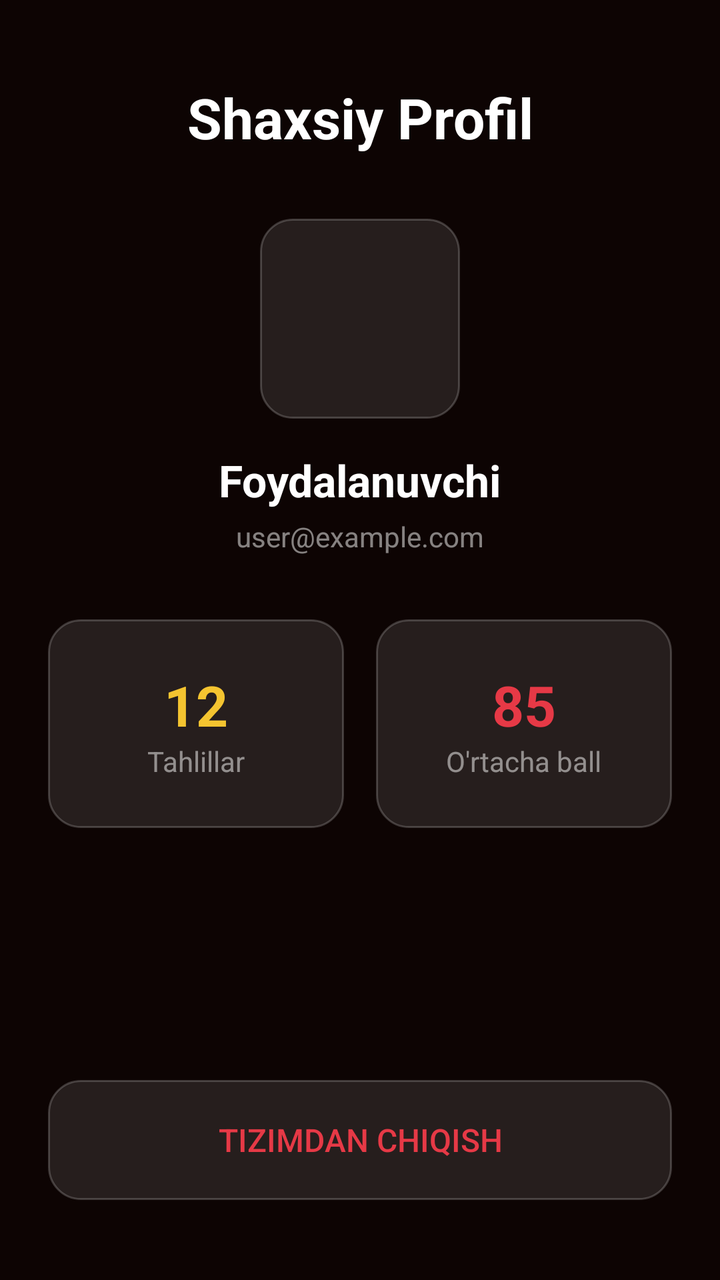
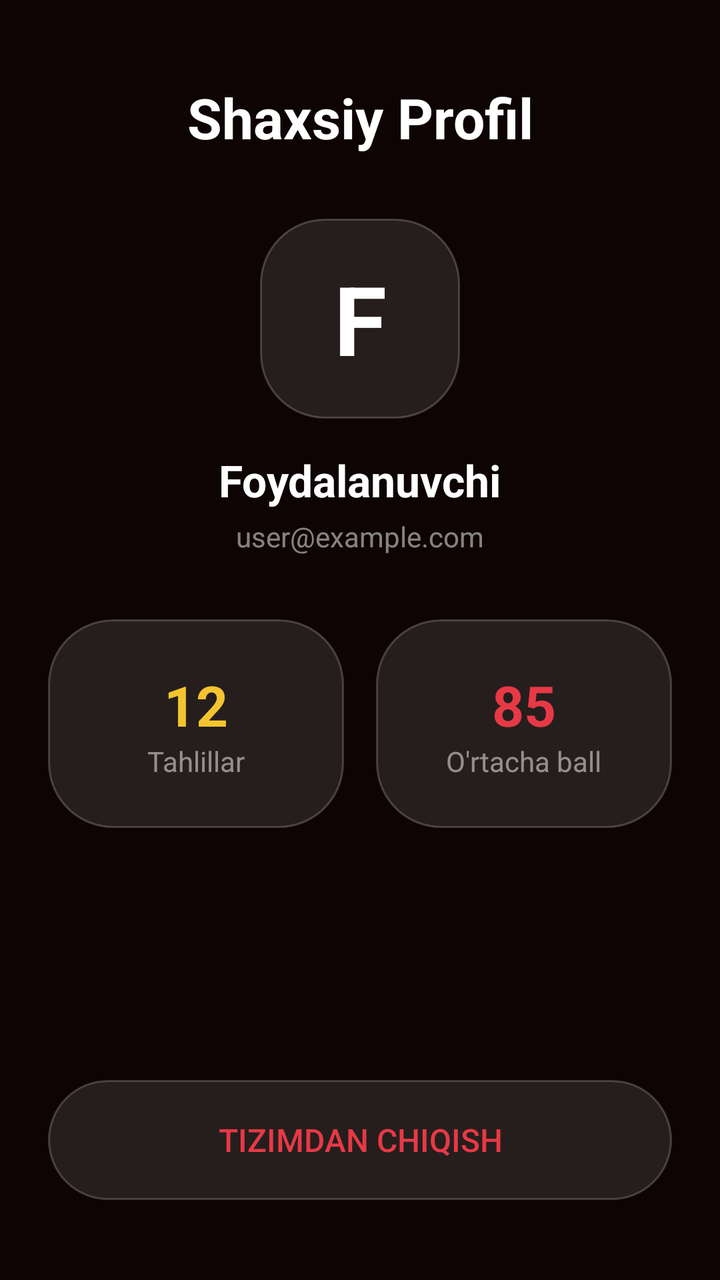

Before-and-after screenshots of an Android layout around one commit, followed by the original layout XML and the change that was made.
<!-- AndroidManifest.xml: application theme AppTheme -->
<!-- res/layout/fragment_profile.xml -->
<?xml version="1.0" encoding="utf-8"?>
<androidx.constraintlayout.widget.ConstraintLayout xmlns:android="http://schemas.android.com/apk/res/android"
    xmlns:app="http://schemas.android.com/apk/res-auto"
    android:layout_width="match_parent"
    android:layout_height="match_parent"
    android:background="@color/background_dark"
    android:padding="24dp">

    <TextView
        android:id="@+id/tv_profile_title"
        android:layout_width="wrap_content"
        android:layout_height="wrap_content"
        android:text="Shaxsiy Profil"
        android:textColor="@color/white"
        android:textSize="28sp"
        android:textStyle="bold"
        app:layout_constraintTop_toTopOf="parent"
        app:layout_constraintStart_toStartOf="parent"
        app:layout_constraintEnd_toEndOf="parent"
        android:layout_marginTop="16dp"/>

    <LinearLayout
        android:id="@+id/layout_user_info"
        android:layout_width="match_parent"
        android:layout_height="wrap_content"
        android:orientation="vertical"
        android:gravity="center"
        app:layout_constraintTop_toBottomOf="@id/tv_profile_title"
        android:layout_marginTop="32dp">

        <ImageView
            android:layout_width="100dp"
            android:layout_height="100dp"
            android:src="@android:drawable/sym_def_app_icon"
            android:background="@drawable/bg_liquid_glass"
            android:padding="16dp"
            app:tint="@color/white"/>

        <TextView
            android:layout_width="wrap_content"
            android:layout_height="wrap_content"
            android:text="Foydalanuvchi"
            android:textColor="@color/white"
            android:textSize="22sp"
            android:textStyle="bold"
            android:layout_marginTop="16dp"/>

        <TextView
            android:layout_width="wrap_content"
            android:layout_height="wrap_content"
            android:text="user@example.com"
            android:textColor="@color/white_transparent"
            android:textSize="14sp"
            android:layout_marginTop="4dp"/>
    </LinearLayout>

    <LinearLayout
        android:layout_width="match_parent"
        android:layout_height="wrap_content"
        android:orientation="horizontal"
        android:weightSum="2"
        app:layout_constraintTop_toBottomOf="@id/layout_user_info"
        android:layout_marginTop="32dp">

        <LinearLayout
            android:layout_width="0dp"
            android:layout_height="wrap_content"
            android:layout_weight="1"
            android:orientation="vertical"
            android:gravity="center"
            android:background="@drawable/bg_liquid_glass"
            android:padding="24dp"
            android:layout_marginEnd="8dp">

            <TextView
                android:layout_width="wrap_content"
                android:layout_height="wrap_content"
                android:text="12"
                android:textColor="@color/colorAccent"
                android:textSize="28sp"
                android:textStyle="bold"/>

            <TextView
                android:layout_width="wrap_content"
                android:layout_height="wrap_content"
                android:text="Tahlillar"
                android:textColor="@color/white_transparent"
                android:textSize="14sp" />
        </LinearLayout>

        <LinearLayout
            android:layout_width="0dp"
            android:layout_height="wrap_content"
            android:layout_weight="1"
            android:orientation="vertical"
            android:gravity="center"
            android:background="@drawable/bg_liquid_glass"
            android:padding="24dp"
            android:layout_marginStart="8dp">

            <TextView
                android:layout_width="wrap_content"
                android:layout_height="wrap_content"
                android:text="85"
                android:textColor="@color/colorPrimary"
                android:textSize="28sp"
                android:textStyle="bold"/>

            <TextView
                android:layout_width="wrap_content"
                android:layout_height="wrap_content"
                android:text="O'rtacha ball"
                android:textColor="@color/white_transparent"
                android:textSize="14sp" />
        </LinearLayout>
    </LinearLayout>

    <Button
        android:layout_width="match_parent"
        android:layout_height="60dp"
        android:text="Tizimdan chiqish"
        android:textSize="16sp"
        android:background="@drawable/bg_liquid_glass"
        android:textColor="@color/colorPrimary"
        app:layout_constraintBottom_toBottomOf="parent"
        android:layout_marginBottom="16dp"/>

</androidx.constraintlayout.widget.ConstraintLayout>
<!-- resources referenced by this layout -->
<resources>
  <color name="background_dark">#0d0403</color>
  <color name="colorAccent">#F4C430</color>
  <color name="colorPrimary">#E63946</color>
  <color name="white">#FFFFFF</color>
  <color name="white_transparent">#80ffffff</color>
  <!-- drawable bg_liquid_glass (drawable) -->
  <?xml version="1.0" encoding="utf-8"?>
  <shape xmlns:android="http://schemas.android.com/apk/res/android"
      android:shape="rectangle">
      <solid android:color="#1AFFFFFF"/> 
      <corners android:radius="16dp"/>
      <stroke android:width="1dp" android:color="#33FFFFFF"/>
  </shape>
  <style name="AppTheme" parent="Theme.AppCompat.Light.DarkActionBar">
          <item name="colorPrimary">#E63946</item>
          <item name="colorPrimaryDark">#0d0403</item>
          <item name="colorAccent">#F4C430</item>
      </style>
</resources>

<!-- the commit's change to res/layout/fragment_profile.xml (unified diff, before → after) -->
@@ -28,13 +28,16 @@
         app:layout_constraintTop_toBottomOf="@id/tv_profile_title"
         android:layout_marginTop="32dp">
 
-        <ImageView
+        <TextView
             android:layout_width="100dp"
             android:layout_height="100dp"
-            android:src="@android:drawable/sym_def_app_icon"
+            android:text="F"
+            android:textSize="48sp"
+            android:textStyle="bold"
+            android:textColor="@color/white"
+            android:gravity="center"
             android:background="@drawable/bg_liquid_glass"
-            android:padding="16dp"
-            app:tint="@color/white"/>
+            android:padding="16dp"/>
 
         <TextView
             android:layout_width="wrap_content"
<!-- resource entries referenced after the edit -->
@@ -10,7 +10,7 @@
   <shape xmlns:android="http://schemas.android.com/apk/res/android"
       android:shape="rectangle">
       <solid android:color="#1AFFFFFF"/> 
-      <corners android:radius="16dp"/>
+      <corners android:radius="32dp"/>
       <stroke android:width="1dp" android:color="#33FFFFFF"/>
   </shape>
   <style name="AppTheme" parent="Theme.AppCompat.Light.DarkActionBar">
